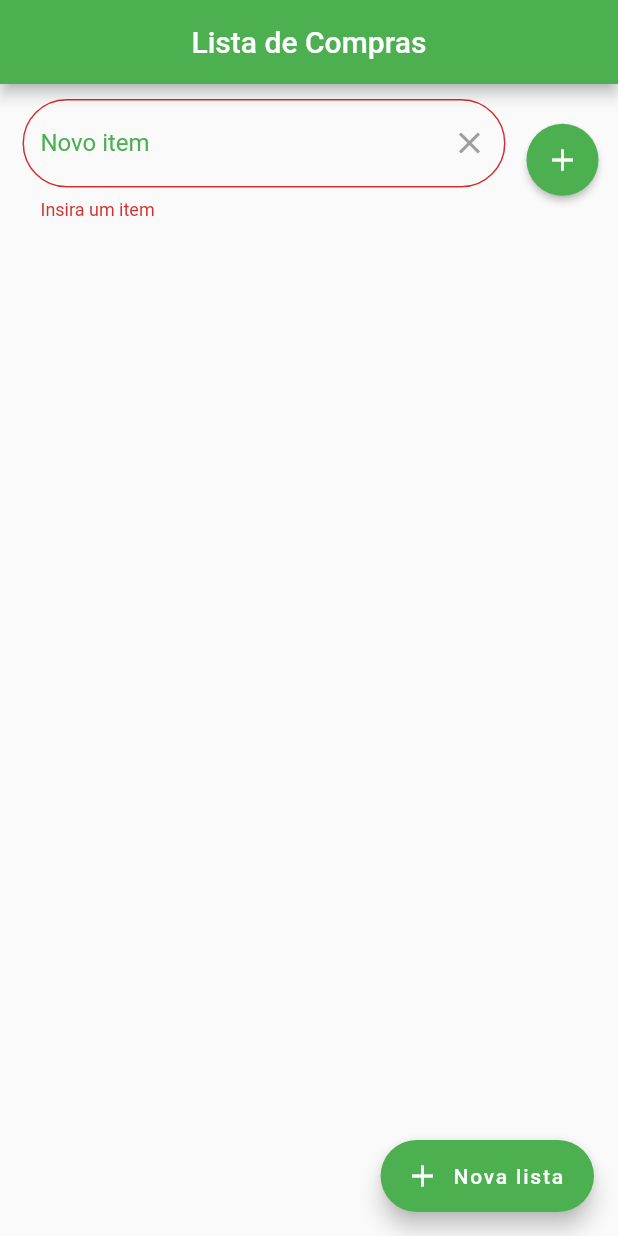
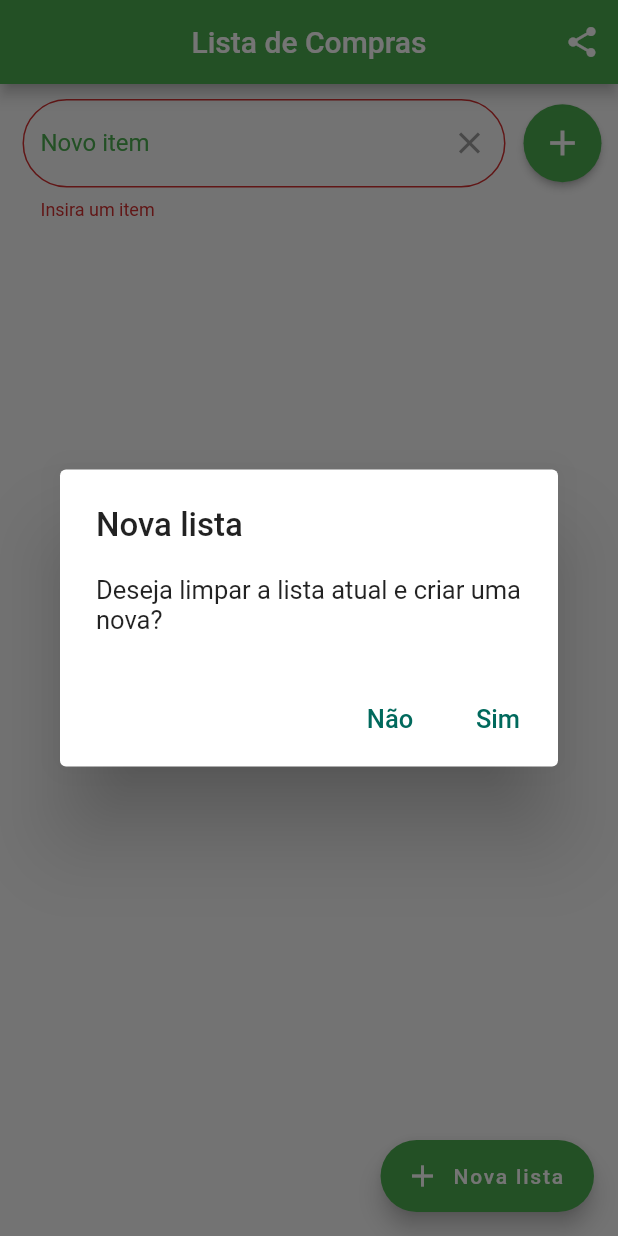
Before and after one commit to Comichao/listadecompras-flutter, a Flutter app: the screen it shows after launch, after a tap on the "add" icon, after a tap on "Nova lista", on a phone screen of 412 x 824 dp. Run offline on Flutter 3.47's test engine with Material 2 defaults, Android fonts, the phone set to English and light mode, and no system bars; our stand-ins replace google_fonts, share.

Commit message:
Refinamento leve codigo main

```diff
--- a/lib/main.dart
+++ b/lib/main.dart
@@ -1,9 +1,11 @@
 import 'dart:io';
+import 'package:flutter/cupertino.dart';
 import 'package:flutter/material.dart';
 import 'package:path_provider/path_provider.dart';
 import 'dart:async';
 import 'dart:convert';
 import 'package:google_fonts/google_fonts.dart';
+import 'package:share/share.dart';
 
 void main() {
   runApp(MaterialApp(
@@ -32,7 +34,7 @@ class _HomeState extends State<Home> {
     _readData().then((data) {
       setState(() {
         compras = json.decode(data);
-        _refresh();
+        _sort();
       });
     });
   }
@@ -41,14 +43,14 @@ class _HomeState extends State<Home> {
     setState(() {
       Map<String, dynamic> newCompras = Map();
       newCompras["title"] = _controlador.text;
+      newCompras["ok"] = false;
       _controlador.text = "";
-      newCompras["ok"] = false;
       compras.add(newCompras);
       _saveData();
     });
   }
 
-  Future<Null> _refresh() async {
+  void _sort() {
     setState(() {
       compras.sort((a, b) {
         if (a["ok"] == true && b["ok"] == false)
@@ -58,7 +60,6 @@ class _HomeState extends State<Home> {
         else
           return 0;
       });
-      _saveData();
     });
 
     return null;
@@ -71,11 +72,20 @@ class _HomeState extends State<Home> {
           title: Text("Lista de Compras"),
           backgroundColor: Colors.green,
           centerTitle: true,
+          actions: <Widget>[
+            IconButton(
+                icon: Icon(Icons.share),
+                onPressed: () {
+                  Share.share('*LISTA DE COMPRAS* \n${_shareLista()}');
+                })
+          ],
         ),
-        body: Column(
+        body: GestureDetector(
+          onTap: () => FocusScope.of(context).requestFocus(new FocusNode()),
+          child: Column(
             children: <Widget>[
               Container(
-                padding: EdgeInsets.fromLTRB(15, 10, 5, 10),
+                  padding: EdgeInsets.fromLTRB(15, 10, 5, 0),
                   child: Form(
                     key: _formKey,
                     child: Row(
@@ -88,12 +98,13 @@ class _HomeState extends State<Home> {
                                 child: TextFormField(
                                     controller: _controlador,
                                     validator: (value) {
-                                    if (value.isEmpty) {
+                                      if (value == null || value.isEmpty) {
                                         return "Insira um item";
                                       }
                                       return null;
                                     },
                                     decoration: InputDecoration(
+                                        helperText: ' ',
                                         enabledBorder: OutlineInputBorder(
                                             borderSide:
                                                 BorderSide(color: Colors.green),
@@ -104,7 +115,8 @@ class _HomeState extends State<Home> {
                                                 BorderRadius.circular(100)),
                                         labelText: "Novo item",
                                         hintText: "Insira um item",
-                                      hintStyle: TextStyle(color: Colors.grey),
+                                        hintStyle:
+                                            TextStyle(color: Colors.grey),
                                         labelStyle:
                                             TextStyle(color: Colors.green),
                                         suffixIcon: IconButton(
@@ -113,34 +125,42 @@ class _HomeState extends State<Home> {
                                               color: Colors.grey),
                                         ))))),
                         Padding(padding: EdgeInsets.only(right: 6)),
+                        Column(children: [
                           ElevatedButton(
+                            child:
+                                Icon(Icons.add, color: Colors.white, size: 28),
                             style: ElevatedButton.styleFrom(
                                 primary: Colors.green,
                                 shape: CircleBorder(),
                                 padding: EdgeInsets.all(12)),
-                          child: Icon(Icons.add, color: Colors.white),
                             onPressed: () {
                               if (_formKey.currentState.validate()) {
                                 _addCompras();
                               }
-                          }),
+                            },
+                          ),
+                          SizedBox(
+                            height: 22,
+                          )
+                        ])
                       ],
                     ),
                   )),
               Expanded(
                 child: ListView.builder(
-                  padding: EdgeInsets.only(top: 5),
-                  itemCount: compras.length,
-                  itemBuilder: buildItem),
+                    itemCount: compras.length, itemBuilder: buildItem),
               ),
             ],
+          ),
         ),
         floatingActionButton: FloatingActionButton.extended(
           icon: Icon(Icons.add),
           label: Text("Nova lista"),
           onPressed: () {
-            compras.clear();
+            setState(() {
+              _showAlertDialog(context);
               _saveData();
+            });
           },
           backgroundColor: Colors.green,
         ),
@@ -183,7 +203,7 @@ class _HomeState extends State<Home> {
             if (compras[index]["ok"] == false) {
               compras[index]["ok"] = true;
               _saveData();
-            } else if (compras[index]["ok"] == true) {
+            } else {
               compras[index]["ok"] = false;
               _saveData();
             }
@@ -221,6 +241,51 @@ class _HomeState extends State<Home> {
     );
   }
 
+  _shareLista() {
+    String listaShare = '';
+    for (var i = 0; i < compras.length; i++) {
+      listaShare += '- ${compras[i]["title"]}';
+      listaShare += '\n';
+    }
+    return listaShare;
+  }
+
+  _showAlertDialog(BuildContext context) {
+    Widget _sim = TextButton(
+      onPressed: () {
+        compras.clear();
+        Navigator.pop(context);
+        _saveData();
+      },
+      child:
+          Text("Sim", style: TextStyle(color: Colors.teal[800], fontSize: 17)),
+    );
+    Widget _nao = TextButton(
+      onPressed: () {
+        Navigator.pop(context);
+        FocusManager.instance.primaryFocus.unfocus();
+      },
+      child:
+          Text("Não", style: TextStyle(color: Colors.teal[800], fontSize: 17)),
+    );
+
+    AlertDialog _alert = AlertDialog(
+      title: Text(
+        "Nova lista",
+        style: TextStyle(fontSize: 22),
+      ),
+      content: Text("Deseja limpar a lista atual e criar uma nova?",
+          style: TextStyle(fontSize: 17)),
+      actions: [_nao, _sim],
+    );
+    showDialog(
+        context: context,
+        builder: (BuildContext context) {
+          return _alert;
+        },
+        barrierDismissible: true);
+  }
+
   Future<File> _getFile() async {
     final directory = await getApplicationDocumentsDirectory();
     return File("${directory.path}/data.json");
@@ -228,7 +293,7 @@ class _HomeState extends State<Home> {
 
   Future<File> _saveData() async {
     String data = json.encode(compras);
-    _refresh();
+    _sort();
 
     final file = await _getFile();
     return file.writeAsString(data);
```
Also changed, not shown: pubspec.lock. Lines whose indentation alone changed are shown as unchanged.
